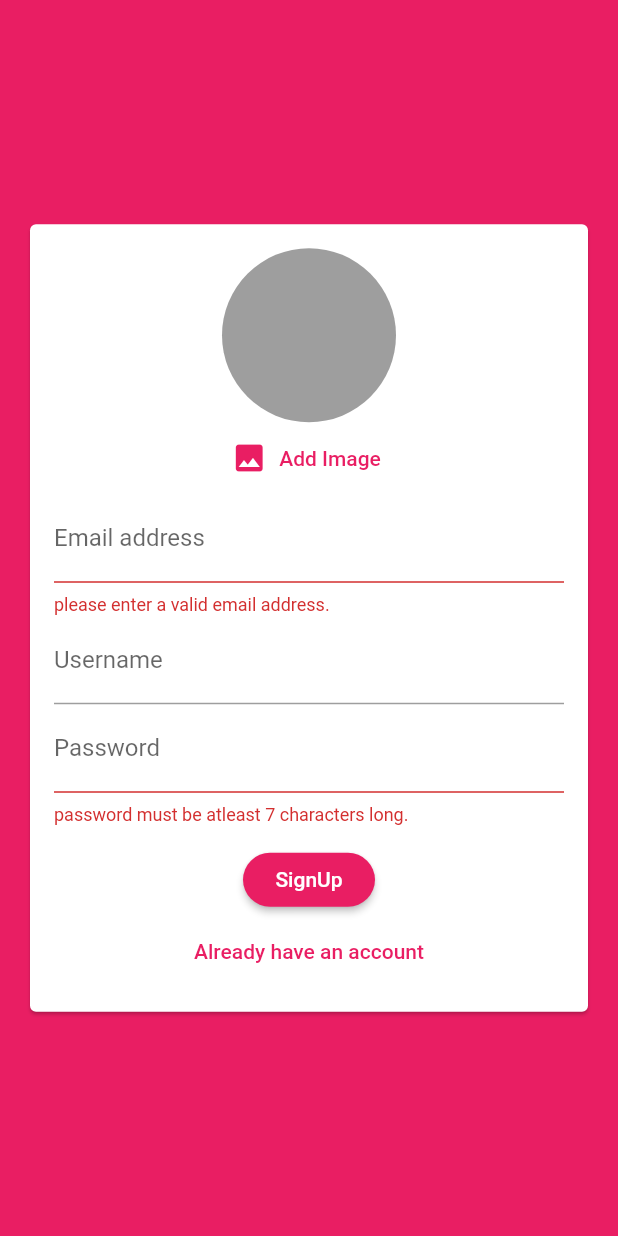
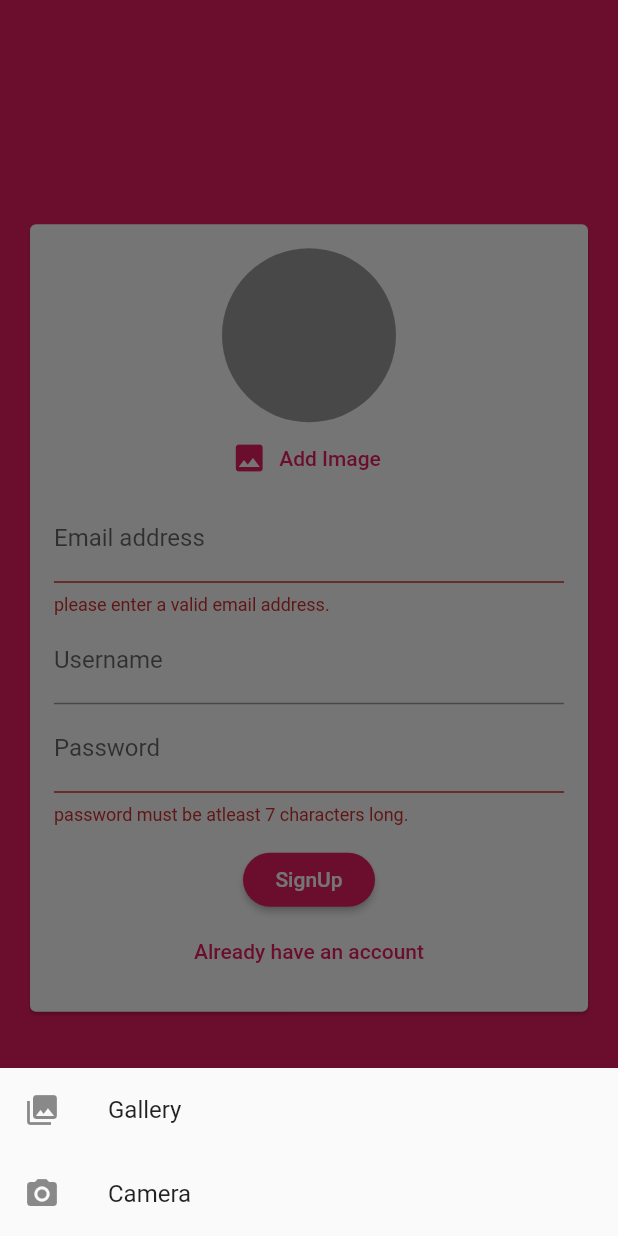
Before and after one commit to ab85hishek/ChatterBase, a Flutter app: the screen it shows after launch, after a tap on "Login", after a tap on "Create an account!", after a tap on "Add Image", on a phone screen of 412 x 824 dp. Run offline on Flutter 3.47's test engine with Material 2 defaults, Android fonts, the phone set to English and light mode, and no system bars; our stand-ins replace cloud_firestore, firebase_auth, image_picker; accounts and stored records are empty.

Commit message:
prepared for image upload

```diff
--- a/lib/widgets/auth/auth_form.dart
+++ b/lib/widgets/auth/auth_form.dart
@@ -1,3 +1,4 @@
+import "dart:io";
 import 'package:ChatterBase/widgets/pickers/user_image_picker.dart';
 import 'package:flutter/material.dart';
 
@@ -22,11 +23,24 @@ class _AuthFormState extends State<AuthForm> {
   var _userEmail = '';
   var _userName = '';
   var _userPassword = '';
+  File _userImageFile;
+
+  void _pickedImage(File image) {
+    _userImageFile = image;
+  }
 
   void _trySubmit() {
     final isValid = _formKey.currentState.validate();
     FocusScope.of(context).unfocus();
-
+    if (_userImageFile == null && !_isLogin) {
+      Scaffold.of(context).showSnackBar(
+        SnackBar(
+          content: Text('Please pick an image.'),
+          backgroundColor: Theme.of(context).errorColor,
+        ),
+      );
+      return;
+    }
     if (isValid) {
       _formKey.currentState.save();
       widget.submitFn(
@@ -52,7 +66,7 @@ class _AuthFormState extends State<AuthForm> {
                 child: Column(
                   mainAxisSize: MainAxisSize.min,
                   children: <Widget>[
-                    if (!_isLogin) UserImagePicker(),
+                    if (!_isLogin) UserImagePicker(_pickedImage),
                     TextFormField(
                       key: ValueKey('email'),
                       validator: (value) {
--- a/lib/widgets/pickers/user_image_picker.dart
+++ b/lib/widgets/pickers/user_image_picker.dart
@@ -3,12 +3,14 @@ import 'package:flutter/material.dart';
 import 'package:image_picker/image_picker.dart';
 
 class UserImagePicker extends StatefulWidget {
+  UserImagePicker(this.imagePickFn);
+  final void Function(File pickedImage) imagePickFn;
   @override
   _UserImagePickerState createState() => _UserImagePickerState();
 }
 
 class _UserImagePickerState extends State<UserImagePicker> {
-  File _pickedImage;
+  /*  File _pickedImage;
   void _pickImage() async {
     final picker = ImagePicker();
     final pickedImage = await picker.getImage(source: ImageSource.gallery);
@@ -16,7 +18,61 @@ class _UserImagePickerState extends State<UserImagePicker> {
     setState(() {
       _pickedImage = pickedImageFile;
     });
+  } */
+
+//From here
+  File _pickedImage;
+
+  _imgFromCamera() async {
+    final image = await ImagePicker.pickImage(
+        source: ImageSource.camera, imageQuality: 50);
+
+    setState(() {
+      _pickedImage = image;
+    });
+    widget.imagePickFn(image);
   }
+
+  _imgFromGallery() async {
+    final image = await ImagePicker.pickImage(
+        source: ImageSource.gallery, imageQuality: 50);
+
+    setState(() {
+      _pickedImage = image;
+    });
+    widget.imagePickFn(image);
+  }
+
+  void _pickImage() {
+    showModalBottomSheet(
+        context: context,
+        builder: (BuildContext bc) {
+          return SafeArea(
+            child: Container(
+              child: new Wrap(
+                children: <Widget>[
+                  new ListTile(
+                      leading: new Icon(Icons.photo_library),
+                      title: new Text('Gallery'),
+                      onTap: () {
+                        _imgFromGallery();
+                        Navigator.of(context).pop();
+                      }),
+                  new ListTile(
+                    leading: new Icon(Icons.photo_camera),
+                    title: new Text('Camera'),
+                    onTap: () {
+                      _imgFromCamera();
+                      Navigator.of(context).pop();
+                    },
+                  ),
+                ],
+              ),
+            ),
+          );
+        });
+  }
+  //to here
 
   @override
   Widget build(BuildContext context) {
--- a/pubspec.yaml
+++ b/pubspec.yaml
@@ -26,7 +26,7 @@ dependencies:
   cloud_firestore: ^0.13.5
   firebase_auth: ^0.16.1
   image_picker: ^0.6.7+12
-
+  firebase_storage: ^3.1.5
 
   # The following adds the Cupertino Icons font to your applicatio n.
   # Use with the CupertinoIcons class for iOS style icons.
```
Also changed, not shown: pubspec.lock.
